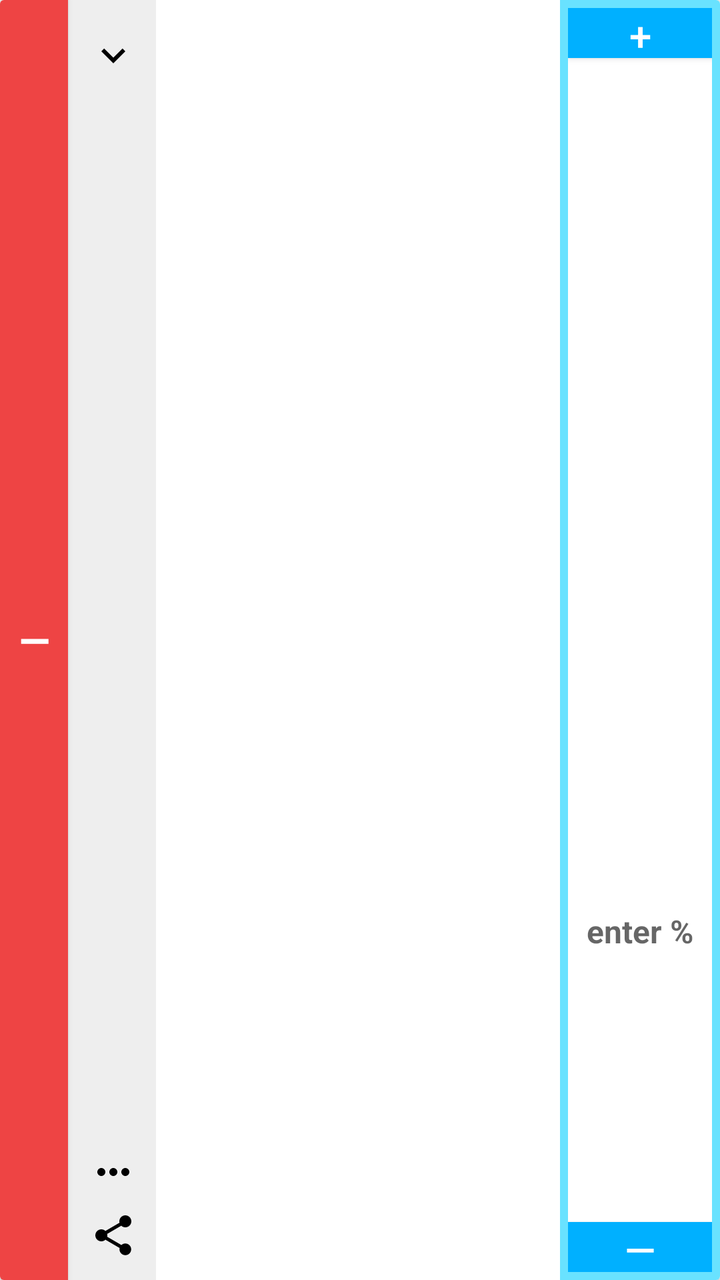
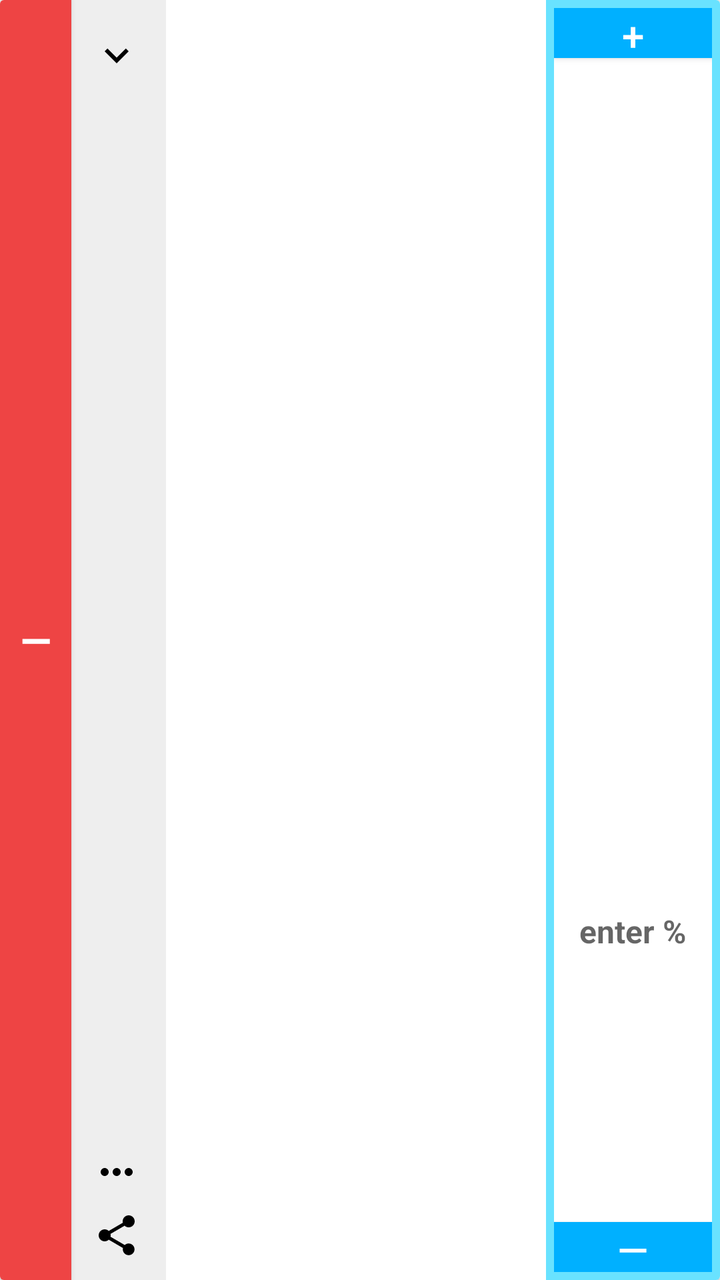

Two renders of the same Android screen: before a commit and after it. Below are the layout's source before the change and the commit's diff.
<!-- AndroidManifest.xml: application theme AppTheme -->
<!-- res/layout/item_give.xml -->
<?xml version="1.0" encoding="utf-8"?>
<androidx.cardview.widget.CardView
    xmlns:android="http://schemas.android.com/apk/res/android"
    android:id="@+id/donation_item_view"
    android:layout_width="match_parent"
    android:layout_height="150dp"
    android:layout_marginLeft="8dp"
    android:layout_marginRight="8dp"
    android:layout_marginTop="4dp"
    android:layout_marginBottom="4dp"
    android:clickable="true"
    android:focusable="true">

    <LinearLayout
        android:layout_width="match_parent"
        android:layout_height="match_parent"
        android:orientation="horizontal"
        android:baselineAligned="false"
        android:clickable="true"
        android:focusable="true">

        <Button
            android:id="@+id/collection_remove_button"
            android:layout_width="34dp"
            android:layout_height="match_parent"
            android:gravity="center"
            android:textSize="@dimen/text_size_paragraph_title"
            android:background="@color/colorAttention"
            android:textColor="#fff"
            android:textStyle="bold"
            android:text="@string/symbol_decrement_button"/>

        <FrameLayout
            android:layout_width="44dp"
            android:layout_height="match_parent"
            android:paddingTop="15dp"
            android:paddingBottom="10dp"
            android:paddingStart="10dp"
            android:background="@color/colorChalk"
            android:orientation="vertical">

            <ImageButton
                android:id="@+id/inspect_button"
                android:layout_width="25dp"
                android:layout_height="25dp"
                android:layout_gravity="top"
                android:background="@color/colorChalk"
                android:src="@drawable/ic_baseline_expand_more_24px"
                android:contentDescription="@string/description_increment_percentage_text"/>

            <ImageButton
                android:id="@+id/contact_button"
                android:layout_width="25dp"
                android:layout_height="28dp"
                android:layout_marginBottom="30dp"
                android:layout_gravity="bottom"
                android:background="@color/colorChalk"
                android:src="@drawable/ic_baseline_more_horiz_24px"
                android:contentDescription="@string/description_decrement_percentage_text"/>

            <ImageButton
                android:id="@+id/share_button"
                android:layout_width="25dp"
                android:layout_height="25dp"
                android:layout_gravity="bottom"
                android:background="@color/colorChalk"
                android:src="@drawable/ic_menu_share"
                android:contentDescription="@string/description_decrement_percentage_text"/>

        </FrameLayout>

        <include layout="@layout/text_item"
            android:id="@+id/target_overview"
            android:layout_width="0dp"
            android:layout_height="match_parent"
            android:layout_weight="1"
            android:layout_margin="10dp"/>

        <LinearLayout
            android:layout_width="80dp"
            android:layout_height="match_parent"
            android:padding="4dp"
            android:orientation="vertical"
            android:background="@color/colorPrimaryLight"
            android:gravity="end">

            <Button
                android:id="@+id/donation_increment_button"
                android:layout_width="match_parent"
                android:layout_height="25dp"
                android:layout_gravity="top"
                android:gravity="center"
                android:textSize="20sp"
                android:background="@color/colorPrimary"
                android:textColor="#fff"
                android:text="@string/symbol_increment_button"
                android:contentDescription="@string/description_increment_percentage_text"/>

            <TextView
                android:id="@+id/donation_amount_text"
                android:layout_width="match_parent"
                android:layout_height="0dp"
                android:layout_weight="1"
                android:layout_gravity="center"
                android:background="#fff"
                android:textSize="@dimen/text_size_paragraph"
                android:textStyle="bold"
                android:gravity="center"/>

            <EditText
                android:id="@+id/donation_percentage_text"
                android:layout_width="match_parent"
                android:layout_height="0dp"
                android:layout_weight="1"
                android:layout_gravity="center"
                android:background="#fff"
                android:textSize="@dimen/text_size_paragraph"
                android:textStyle="bold"
                android:gravity="center"
                android:inputType="numberDecimal"
                android:imeOptions="actionDone"
                android:hint="enter %"
                android:importantForAutofill="no"/>

            <Button
                android:id="@+id/donation_decrement_button"
                android:layout_width="match_parent"
                android:layout_height="25dp"
                android:layout_gravity="bottom"
                android:gravity="center"
                android:textSize="20sp"
                android:background="@color/colorPrimary"
                android:textColor="#fff"
                android:text="@string/symbol_decrement_button"
                android:contentDescription="@string/description_decrement_percentage_text"/>

        </LinearLayout>

    </LinearLayout>

</androidx.cardview.widget.CardView>
<!-- res/layout/text_item.xml (included above) -->
<?xml version="1.0" encoding="utf-8"?>
<LinearLayout xmlns:android="http://schemas.android.com/apk/res/android"
    android:layout_width="wrap_content"
    android:layout_height="match_parent"
    android:orientation="vertical"
    android:layout_gravity="start|center_vertical">

    <TextView
        android:id="@+id/charity_primary"
        android:layout_width="wrap_content"
        android:layout_height="0dp"
        android:layout_weight=".6"
        android:layout_margin="4dp"
        android:textSize="@dimen/text_size_paragraph_title"
        android:textAppearance="?attr/textAppearanceListItem" />

    <TextView
        android:id="@+id/charity_secondary"
        android:layout_width="wrap_content"
        android:layout_height="0dp"
        android:layout_weight=".2"
        android:layout_margin="4dp"
        android:textAppearance="?attr/textAppearanceListItem" />

    <TextView
        android:id="@+id/charity_tertiary"
        android:layout_width="wrap_content"
        android:layout_height="0dp"
        android:layout_weight=".2"
        android:layout_margin="4dp"
        android:textAppearance="?attr/textAppearanceListItem" />

</LinearLayout>
<!-- resources referenced by this layout -->
<resources>
  <color name="colorAttention">#EE4444</color>
  <color name="colorChalk">#EEE</color>
  <color name="colorPrimary">#00B0FF</color>
  <color name="colorPrimaryLight">#69E2FF</color>
  <dimen name="text_size_paragraph">16sp</dimen>
  <dimen name="text_size_paragraph_title">20sp</dimen>
  <!-- drawable ic_baseline_expand_more_24px (drawable) -->
  <vector xmlns:android="http://schemas.android.com/apk/res/android"
      android:width="24dp"
      android:height="24dp"
      android:viewportWidth="24"
      android:viewportHeight="24">
    <path
        android:fillColor="#FF000000"
        android:pathData="M16.59,8.59L12,13.17 7.41,8.59 6,10l6,6 6,-6z"/>
  </vector>
  <!-- drawable ic_baseline_more_horiz_24px (drawable) -->
  <vector xmlns:android="http://schemas.android.com/apk/res/android"
      android:width="24dp"
      android:height="24dp"
      android:viewportWidth="24"
      android:viewportHeight="24">
    <path
        android:fillColor="#FF000000"
        android:pathData="M6,10c-1.1,0 -2,0.9 -2,2s0.9,2 2,2 2,-0.9 2,-2 -0.9,-2 -2,-2zM18,10c-1.1,0 -2,0.9 -2,2s0.9,2 2,2 2,-0.9 2,-2 -0.9,-2 -2,-2zM12,10c-1.1,0 -2,0.9 -2,2s0.9,2 2,2 2,-0.9 2,-2 -0.9,-2 -2,-2z"/>
  </vector>
  <!-- drawable ic_menu_share (drawable-v21) -->
  <vector xmlns:android="http://schemas.android.com/apk/res/android"
      android:width="24dp"
      android:height="24dp"
      android:viewportHeight="24.0"
      android:viewportWidth="24.0">
      <path
          android:fillColor="#FF000000"
          android:pathData="M18,16.08c-0.76,0 -1.44,0.3 -1.96,0.77L8.91,12.7c0.05,-0.23 0.09,-0.46 0.09,-0.7s-0.04,-0.47 -0.09,-0.7l7.05,-4.11c0.54,0.5 1.25,0.81 2.04,0.81 1.66,0 3,-1.34 3,-3s-1.34,-3 -3,-3 -3,1.34 -3,3c0,0.24 0.04,0.47 0.09,0.7L8.04,9.81C7.5,9.31 6.79,9 6,9c-1.66,0 -3,1.34 -3,3s1.34,3 3,3c0.79,0 1.5,-0.31 2.04,-0.81l7.12,4.16c-0.05,0.21 -0.08,0.43 -0.08,0.65 0,1.61 1.31,2.92 2.92,2.92 1.61,0 2.92,-1.31 2.92,-2.92s-1.31,-2.92 -2.92,-2.92z" />
  </vector>
  <string name="description_decrement_percentage_text">Press this button to decrease the percentage of your total donation amount to be allocated to this charity on each converted smile or stride</string>
  <string name="description_increment_percentage_text">Press this button to increase the percentage of your total donation amount to be allocated to this charity on each converted smile or stride</string>
  <string name="symbol_decrement_button">—</string>
  <string name="symbol_increment_button">+</string>
  <style name="AppTheme" parent="Theme.AppCompat.Light.DarkActionBar">
          <item name="colorPrimary">@color/colorPrimary</item>
          <item name="colorPrimaryDark">@color/colorPrimaryDark</item>
          <item name="colorAccent">@color/colorAccent</item>
          <item name="popupMenuStyle">@style/AppTheme.PopupOverlay</item>
      </style>
  <color name="colorPrimaryDark">#0081CB</color>
  <color name="colorAccent">#F7BA28</color>
  <style name="AppTheme.PopupOverlay" parent="@android:style/Widget.PopupMenu">
          <item name="android:background">@color/colorPrimary</item>
      </style>
</resources>

<!-- the commit's change to res/layout/item_give.xml (unified diff, before → after) -->
@@ -21,8 +21,9 @@
 
         <Button
             android:id="@+id/collection_remove_button"
-            android:layout_width="34dp"
+            android:layout_width="0dp"
             android:layout_height="match_parent"
+            android:layout_weight=".21"
             android:gravity="center"
             android:textSize="@dimen/text_size_paragraph_title"
             android:background="@color/colorAttention"
@@ -31,8 +32,9 @@
             android:text="@string/symbol_decrement_button"/>
 
         <FrameLayout
-            android:layout_width="44dp"
+            android:layout_width="0dp"
             android:layout_height="match_parent"
+            android:layout_weight=".28"
             android:paddingTop="15dp"
             android:paddingBottom="10dp"
             android:paddingStart="10dp"
@@ -77,8 +79,9 @@
             android:layout_margin="10dp"/>
 
         <LinearLayout
-            android:layout_width="80dp"
+            android:layout_width="0dp"
             android:layout_height="match_parent"
+            android:layout_weight=".51"
             android:padding="4dp"
             android:orientation="vertical"
             android:background="@color/colorPrimaryLight"
